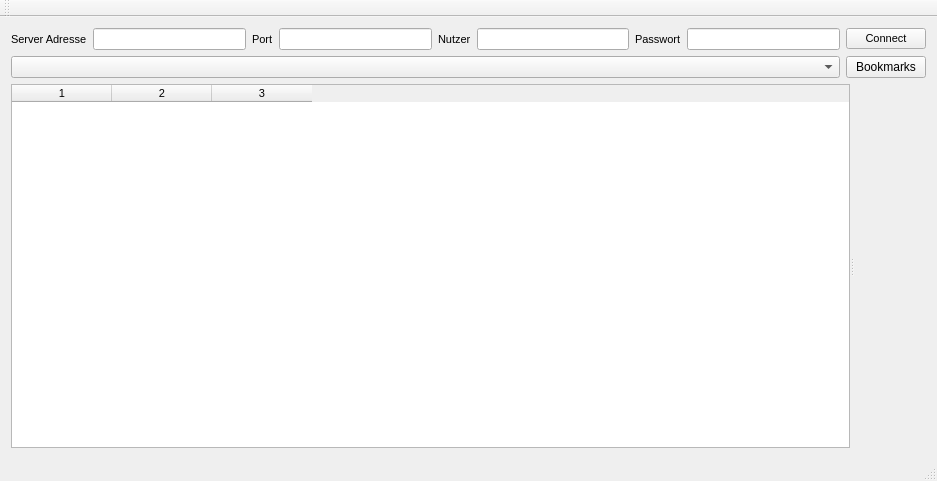
First picture: the form in virshgui.ui, repository SteveCharleston/virsh-gui, before the edit.
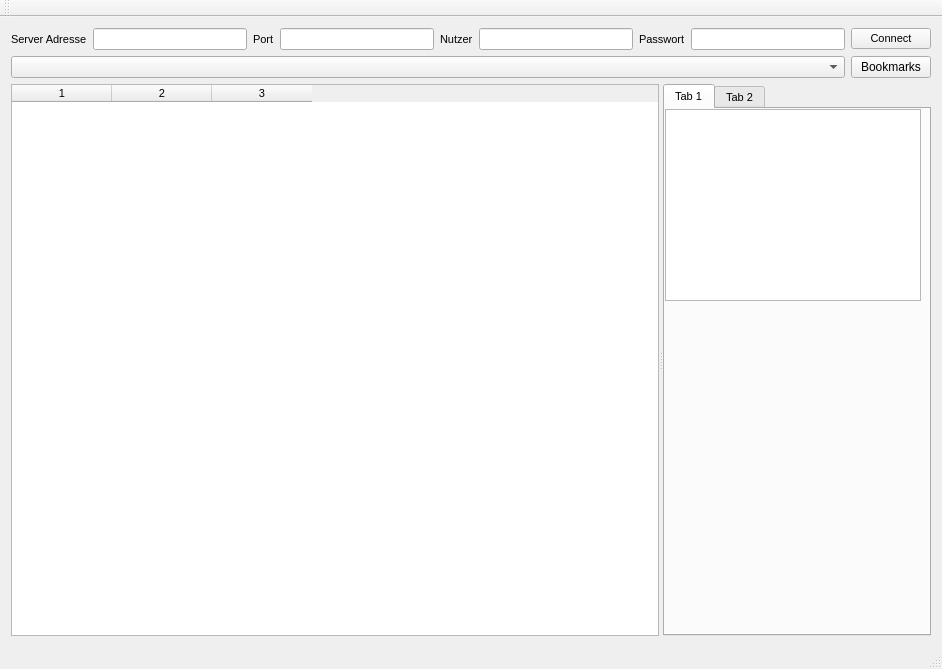
Second picture: the form after the edit.

The edit to the form file:
```diff
--- a/virshgui.ui
+++ b/virshgui.ui
@@ -6,8 +6,8 @@
    <rect>
     <x>0</x>
     <y>0</y>
-    <width>937</width>
-    <height>481</height>
+    <width>942</width>
+    <height>669</height>
    </rect>
   </property>
   <property name="windowTitle">
@@ -204,8 +204,33 @@
        <column/>
        <column/>
       </widget>
-      <widget class="QWidget" name="gridLayoutWidget">
-       <layout class="QGridLayout" name="gridLayout"/>
+      <widget class="QTabWidget" name="tabWidget">
+       <widget class="QWidget" name="tab">
+        <property name="sizePolicy">
+         <sizepolicy hsizetype="Expanding" vsizetype="Expanding">
+          <horstretch>0</horstretch>
+          <verstretch>0</verstretch>
+         </sizepolicy>
+        </property>
+        <attribute name="title">
+         <string>Tab 1</string>
+        </attribute>
+        <widget class="QTextBrowser" name="xmlDisplay">
+         <property name="geometry">
+          <rect>
+           <x>0</x>
+           <y>0</y>
+           <width>256</width>
+           <height>192</height>
+          </rect>
+         </property>
+        </widget>
+       </widget>
+       <widget class="QWidget" name="tab_2">
+        <attribute name="title">
+         <string>Tab 2</string>
+        </attribute>
+       </widget>
       </widget>
      </widget>
     </item>
```
Left out of the diff: 2 changed lines with no effect on the pictures.
